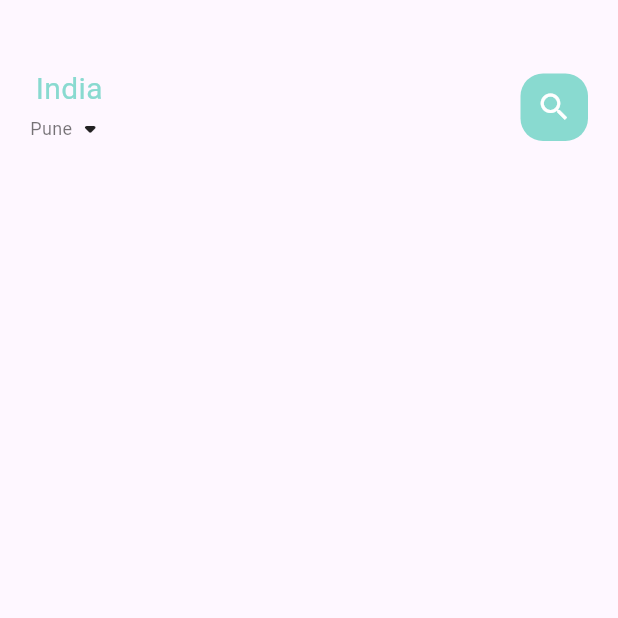
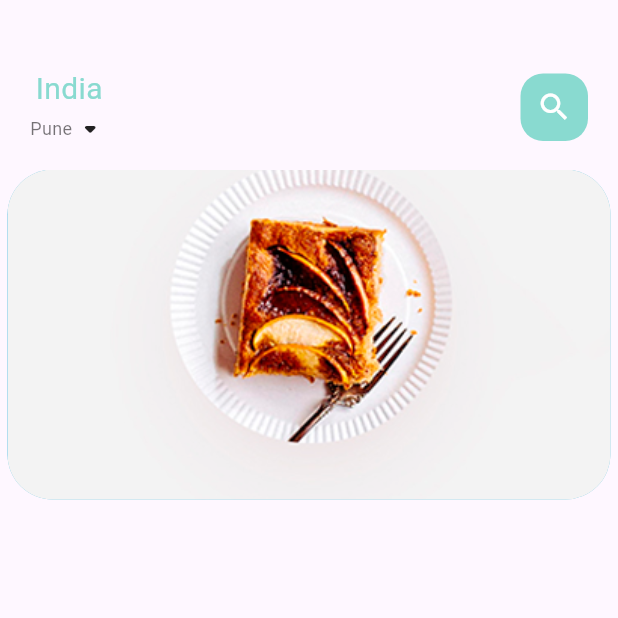
Before and after one commit to AkshayAshokCode/FoodDelivery, a Flutter app: the screen it shows after launch, on a phone screen of 412 x 824 dp, the top half of it. Run offline on Flutter 3.47's test engine with Material 3 defaults, Android fonts, the phone set to English and light mode, and no system bars.

Commit message:
add image & stack on container

```diff
--- a/lib/home/food_page_body.dart
+++ b/lib/home/food_page_body.dart
@@ -25,6 +25,7 @@ class _FoodPageBodyState extends State<FoodPageBody> with SingleTickerProviderSt
   @override
   Widget build(BuildContext context) {
     return Container(
+      height: 320,
       child: PageView.builder(
           itemCount: 5 ,
           itemBuilder: (context, position){
@@ -34,13 +35,23 @@ class _FoodPageBodyState extends State<FoodPageBody> with SingleTickerProviderSt
   }
 
   Widget _buildPageItem(int index){
-    return Container(
-      height: 220,
-      margin: EdgeInsets.only(left: 5, right: 5),
-      decoration: BoxDecoration(
-        borderRadius: BorderRadius.circular(30),
-        color: Color(0xFF69c5df)
-      )
+    return Stack(
+      children: [
+        Container(
+        height: 220,
+        margin: EdgeInsets.only(left: 5, right: 5),
+        decoration: BoxDecoration(
+            borderRadius: BorderRadius.circular(30),
+            color: index.isEven?Color(0xFF69c5df):Color(0xFF9294cc),
+            image: DecorationImage(
+                fit: BoxFit.cover,
+                image: AssetImage(
+                    "assets/image/food1.png"
+                )
+            )
+        )
     )
+      ]
+    );
   }
 }
--- a/lib/home/main_food_page.dart
+++ b/lib/home/main_food_page.dart
@@ -1,5 +1,6 @@
 import 'package:flutter/cupertino.dart';
 import 'package:flutter/material.dart';
+import 'package:food_delivery/home/food_page_body.dart';
 import 'package:food_delivery/utils/colors.dart';
 import 'package:food_delivery/widgets/big_text.dart';
 import 'package:food_delivery/widgets/small_text.dart';
@@ -50,7 +51,8 @@ class _MainFoodPageState extends State<MainFoodPage> {
                    ],
                  ),
                )
-           )
+           ),
+           FoodPageBody()
          ],
        )
     );
```
